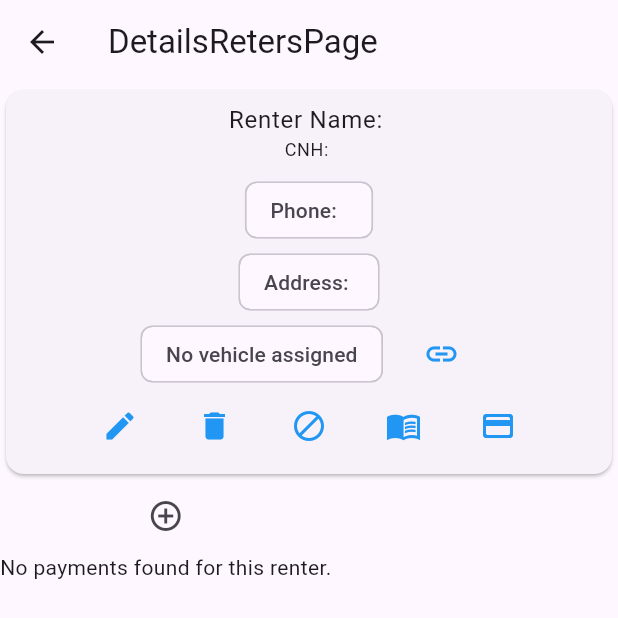
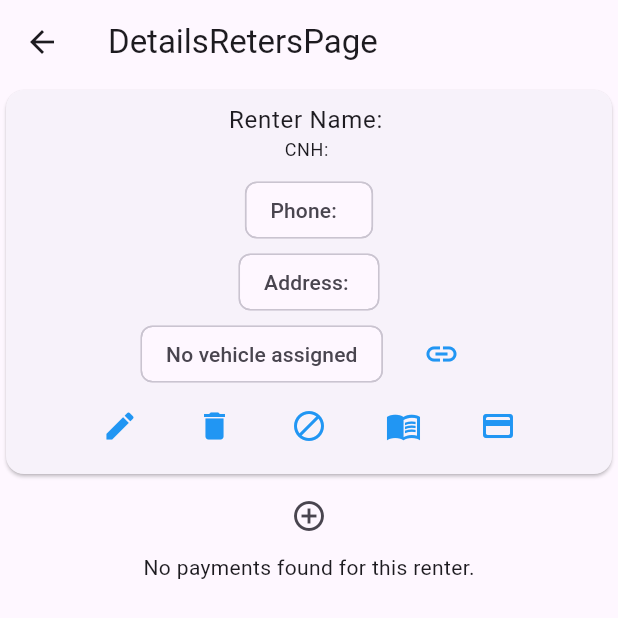
Before and after one commit to alderjanio-oliveira/loc_master, a Flutter app: the DetailsRetersPage screen opened directly with empty values, after a tap on the "link" icon, after a tap on the "menu book" icon, after a tap on the "payment" icon, on a phone screen of 412 x 824 dp. Shown: the top 618 px of the screen. Run offline on Flutter 3.47's test engine with Material 3 defaults, Android fonts, the phone set to English and light mode, and no system bars; our stand-ins replace drift, drift_flutter, get; accounts and stored records are empty; generated files the repository leaves out were written again.

Commit message:
fix to mobile

```diff
--- a/lib/config/utils.dart
+++ b/lib/config/utils.dart
@@ -1,5 +1,7 @@
 import 'package:flutter/material.dart';
+import 'package:get/get.dart';
 import 'package:intl/intl.dart';
+import 'package:loc_master/presentation/organisms/list/list_builder_organism.dart';
 
 class Utils {
   Future<DateTime?> selectDate(BuildContext context) async {
@@ -33,4 +35,21 @@ class Utils {
       return dateStr;
     }
   }
+
+  buildList<T>({
+    required ListBuilderOrganism listBuildElement,
+    required List<T> items,
+    bool isLoading = false,
+  }) {
+    Obx(
+      () {
+        if (isLoading) {
+          return const Center(child: CircularProgressIndicator());
+        }
+        return items.isEmpty
+            ? const Text('No payments found for this renter.')
+            : listBuildElement;
+      },
+    );
+  }
 }
--- a/lib/data/database/database.dart
+++ b/lib/data/database/database.dart
@@ -99,11 +99,9 @@ class AppDatabase extends _$AppDatabase {
     return driftDatabase(
       name: 'my_database',
       native: const DriftNativeOptions(
-        // By default, `driftDatabase` from `package:drift_flutter` stores the
-        // database files in `getApplicationDocumentsDirectory()`.
         databaseDirectory: getApplicationSupportDirectory,
+        shareAcrossIsolates: true,
       ),
-      // If you need web support, see https://drift.simonbinder.eu/platforms/web/
     );
   }
 
--- a/lib/data/repositories/vehicles_services.dart
+++ b/lib/data/repositories/vehicles_services.dart
@@ -3,7 +3,6 @@ import 'dart:async';
 import 'package:drift/native.dart';
 import 'package:get/get.dart';
 import 'package:loc_master/data/database/database.dart';
-import 'package:drift/drift.dart' as drift;
 
 class VehiclesService extends GetxService {
   final AppDatabase database;
--- a/lib/main.dart
+++ b/lib/main.dart
@@ -11,7 +11,7 @@ import 'package:path/path.dart' as p; // <-- Add this line
 void main() async {
   WidgetsFlutterBinding.ensureInitialized();
   // APENAS PARA DESENVOLVIMENTO - REMOVA DEPOIS
-  await deleteDatabase();
+  // await deleteDatabase();
 
   runApp(const MyApp());
 }
@@ -38,7 +38,6 @@ class MyApp extends StatelessWidget {
         visualDensity: VisualDensity.adaptivePlatformDensity,
       ),
       defaultTransition: Transition.fade,
-      initialBinding: HomeBinding(),
       getPages: AppPages.routes,
     );
   }
--- a/lib/presentation/bindings/home_bindings.dart
+++ b/lib/presentation/bindings/home_bindings.dart
@@ -7,7 +7,7 @@ import 'package:loc_master/presentation/controllers/home_controller.dart';
 class HomeBinding implements Bindings {
   @override
   void dependencies() {
-    Get.put<AppDatabase>(AppDatabase.instance, permanent: true);
+    Get.lazyPut<AppDatabase>(() => AppDatabase.instance, fenix: true);
     Get.lazyPut<RentersService>(
         () => RentersService(database: Get.find<AppDatabase>()));
     Get.lazyPut<VehiclesService>(
--- a/lib/presentation/controllers/details_renters_controller.dart
+++ b/lib/presentation/controllers/details_renters_controller.dart
@@ -161,7 +161,7 @@ class DetailsRetersController extends GetxController {
   }
 
   Future<void> addPaymentSession() async {
-    isLoading.value = false;
+    isLoading.value = true;
     database.into(database.payments).insert(
           PaymentsCompanion(
             renterId: drift.Value(renter.value.id!),
@@ -176,7 +176,7 @@ class DetailsRetersController extends GetxController {
         );
     print('Adicionar pagamento para o locatário: ${renter.value.name}');
     await loadPayments();
-    isLoading.value = true;
+    isLoading.value = false;
   }
 
   void blockRenter() {
--- a/lib/presentation/controllers/home_controller.dart
+++ b/lib/presentation/controllers/home_controller.dart
@@ -17,7 +17,9 @@ class HomeController extends GetxController {
   @override
   void onInit() async {
     super.onInit();
-    await load();
+    Future.microtask(() async {
+      await load();
+    });
   }
 
   Future<void> load() async {
--- a/lib/presentation/pages/tenants/details_reters_page.dart
+++ b/lib/presentation/pages/tenants/details_reters_page.dart
@@ -17,7 +17,7 @@ class DetailsRetersPage extends GetView<DetailsRetersController> {
       appBar: AppBar(title: const Text('DetailsRetersPage')),
       body: SingleChildScrollView(
         child: Column(
-          crossAxisAlignment: CrossAxisAlignment.start,
+          crossAxisAlignment: CrossAxisAlignment.center,
           children: [
             Card(
               child: Padding(
@@ -175,14 +175,21 @@ class PaymentSessionWidget extends StatelessWidget {
               }),
           icon: const Icon(Icons.add_circle_outline_sharp),
         ),
-        controller.payments.isEmpty
+        Obx(
+          () {
+            if (controller.isLoading.value) {
+              return const Center(child: CircularProgressIndicator());
+            }
+            return controller.payments.isEmpty
                 ? const Text('No payments found for this renter.')
                 : ListBuilderOrganism(
                     list: controller.payments,
                     keyTitle: 'price',
                     keySubtitle: 'date',
                     isDate: true,
-              ), // ← Sem Expanded
+                  );
+          },
+        ),
       ],
     );
   }
@@ -239,14 +246,19 @@ class EventSessionWidget extends StatelessWidget {
               }),
           icon: const Icon(Icons.add_circle_outline_sharp),
         ),
-        controller.events.isEmpty
+        Obx(() {
+          if (controller.isLoading.value) {
+            return const Center(child: CircularProgressIndicator());
+          }
+          return controller.events.isEmpty
               ? const Text('No events found for this renter.')
               : ListBuilderOrganism(
                   list: controller.events,
                   keyTitle: 'description',
                   keySubtitle: 'date',
                   isDate: true,
-              ),
+                );
+        })
       ],
     );
   }
@@ -263,7 +275,9 @@ class VehicleSessionWidget extends StatelessWidget {
       return const Center(child: CircularProgressIndicator());
     }
 
-    return Column(
+    return Center(
+      child: Column(
+        crossAxisAlignment: CrossAxisAlignment.center,
         children: [
           IconButton(
             onPressed: () {},
@@ -278,6 +292,7 @@ class VehicleSessionWidget extends StatelessWidget {
                   onLongPress: (element) => controller.chooseVehicle(element),
                 ),
         ],
+      ),
     );
   }
 }
--- a/lib/presentation/pages/tenants/tenants_page.dart
+++ b/lib/presentation/pages/tenants/tenants_page.dart
@@ -16,7 +16,6 @@ class TenantsPage extends GetView<TenantsController> {
           IconButton(
             icon: Icon(Icons.refresh),
             onPressed: () {
-              // Refresh the tenant list
               controller.load();
             },
           ),
@@ -27,7 +26,6 @@ class TenantsPage extends GetView<TenantsController> {
           if (controller.isLoading.value) {
             return const Center(child: CircularProgressIndicator());
           }
-          // return Text('numero de locatarios: ${controller.tenants.length}'); // Debug line
           return ListBuilderOrganism(
             list: controller.tenants,
             keyTitle: 'name',
```
Also changed, not shown: pubspec.lock, 4 other files. Lines whose indentation alone changed are shown as unchanged.
